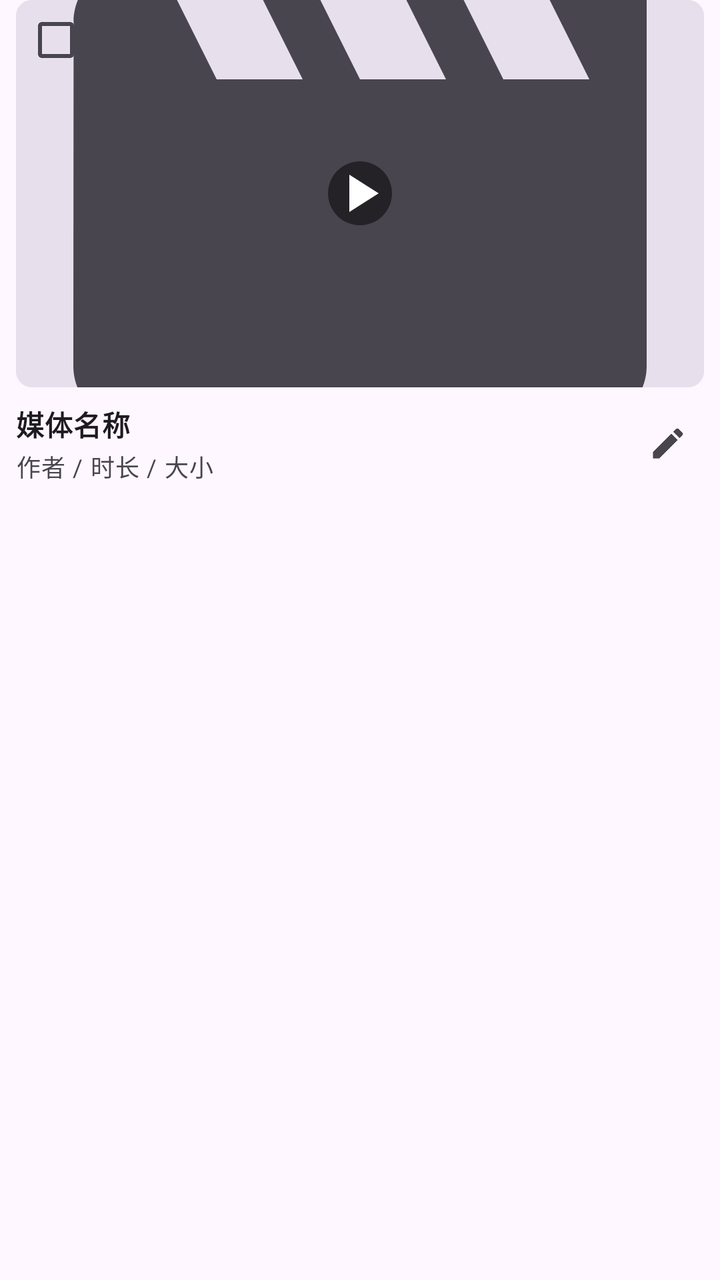
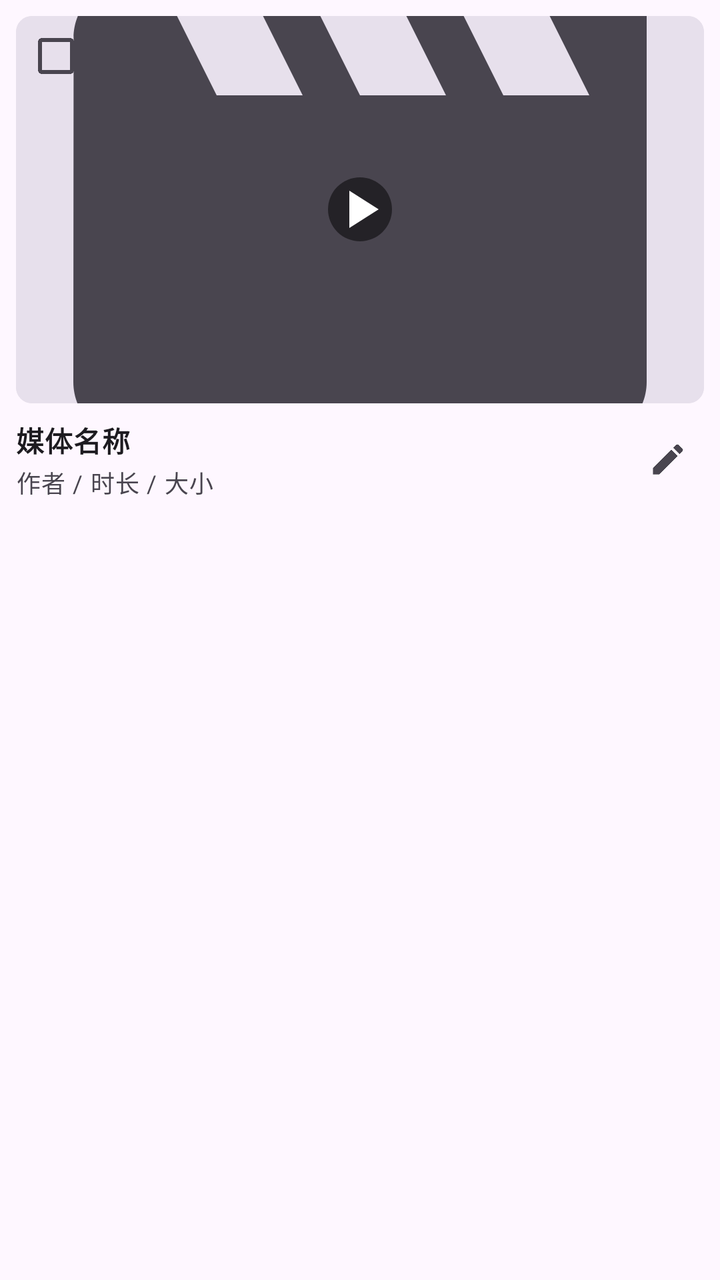

An Android layout rendered at two revisions. The XML below is the earlier revision; the diff shows what the commit changed to produce the second picture.
<!-- AndroidManifest.xml: application theme Theme.MyMedia -->
<!-- res/layout/item_media_grid.xml -->
<?xml version="1.0" encoding="utf-8"?>
<LinearLayout xmlns:android="http://schemas.android.com/apk/res/android"
    xmlns:app="http://schemas.android.com/apk/res-auto"
    xmlns:tools="http://schemas.android.com/tools"
    android:layout_width="match_parent"
    android:layout_height="wrap_content"
    android:orientation="vertical"
    android:paddingHorizontal="@dimen/dimens_8"
    android:background="?attr/selectableItemBackground">

    
    <com.google.android.material.card.MaterialCardView
        android:layout_width="match_parent"
        android:layout_height="wrap_content"
        style="@style/Widget.Material3.CardView.Filled"
        app:cardCornerRadius="@dimen/dimens_8"
        app:cardElevation="@dimen/dimens_0">

        <androidx.constraintlayout.widget.ConstraintLayout
            android:layout_width="match_parent"
            android:layout_height="wrap_content">

            
            
            <ImageView
                android:id="@+id/iv_media_icon"
                android:layout_width="@dimen/dimens_0"
                android:layout_height="@dimen/dimens_0"
                android:scaleType="centerCrop"
                android:src="@drawable/ic_video"
                android:background="?attr/colorSurfaceVariant"
                app:layout_constraintDimensionRatio="16:9"
                app:layout_constraintTop_toTopOf="parent"
                app:layout_constraintBottom_toBottomOf="parent"
                app:layout_constraintStart_toStartOf="parent"
                app:layout_constraintEnd_toEndOf="parent" />

            
            <com.google.android.material.imageview.ShapeableImageView
                android:id="@+id/iv_play_icon"
                android:layout_width="@dimen/dimens_48"
                android:layout_height="@dimen/dimens_48"
                android:src="@drawable/ic_play"
                android:padding="@dimen/dimens_8"
                android:background="#80000000"
                app:tint="@android:color/white"
                app:shapeAppearanceOverlay="@style/ShapeAppearance.Material3.Corner.Full"
                app:layout_constraintTop_toTopOf="parent"
                app:layout_constraintBottom_toBottomOf="parent"
                app:layout_constraintStart_toStartOf="parent"
                app:layout_constraintEnd_toEndOf="parent" />

            
            <FrameLayout
                android:id="@+id/fl_video_container"
                android:layout_width="@dimen/dimens_0"
                android:layout_height="@dimen/dimens_0"
                app:layout_constraintTop_toTopOf="@id/iv_media_icon"
                app:layout_constraintBottom_toBottomOf="@id/iv_media_icon"
                app:layout_constraintStart_toStartOf="@id/iv_media_icon"
                app:layout_constraintEnd_toEndOf="@id/iv_media_icon" />

            
            <com.google.android.material.checkbox.MaterialCheckBox
                android:id="@+id/cb_select"
                android:layout_width="wrap_content"
                android:layout_height="wrap_content"
                android:minWidth="@dimen/dimens_0"
                android:minHeight="@dimen/dimens_0"
                android:layout_marginStart="@dimen/dimens_4"
                android:layout_marginTop="@dimen/dimens_4"
                app:layout_constraintStart_toStartOf="parent"
                app:layout_constraintTop_toTopOf="parent" />

        </androidx.constraintlayout.widget.ConstraintLayout>
    </com.google.android.material.card.MaterialCardView>

    
    <LinearLayout
        android:layout_width="match_parent"
        android:layout_height="wrap_content"
        android:orientation="horizontal"
        android:gravity="center_vertical"
        android:layout_marginTop="@dimen/dimens_8">

        
        <LinearLayout
            android:id="@+id/ll_media_content"
            android:layout_width="@dimen/dimens_0"
            android:layout_height="wrap_content"
            android:layout_weight="1"
            android:orientation="vertical">

            <TextView
                android:id="@+id/tv_media_title"
                android:layout_width="match_parent"
                android:layout_height="wrap_content"
                android:text="媒体名称"
                android:textAppearance="?attr/textAppearanceBodyMedium"
                android:textStyle="bold"
                android:ellipsize="end"
                android:maxLines="1" />

            <TextView
                android:id="@+id/tv_media_subtitle"
                android:layout_width="match_parent"
                android:layout_height="wrap_content"
                android:text="作者 / 时长 / 大小"
                android:textAppearance="?attr/textAppearanceBodySmall"
                android:textColor="?android:attr/textColorSecondary"
                android:layout_marginTop="@dimen/dimens_2"
                android:ellipsize="end"
                android:singleLine="true" />
        </LinearLayout>

        
        <ImageView
            android:id="@+id/btn_edit"
            android:layout_width="@dimen/dimens_36"
            android:layout_height="@dimen/dimens_36"
            android:padding="@dimen/dimens_8"
            android:src="@drawable/ic_edit"
            android:background="?attr/selectableItemBackgroundBorderless"
            android:contentDescription="编辑"
            app:tint="?attr/colorOnSurfaceVariant"
            android:layout_marginStart="@dimen/dimens_4" />

        
        <ImageView
            android:id="@+id/btn_more"
            android:layout_width="@dimen/dimens_0"
            android:layout_height="@dimen/dimens_0"
            android:visibility="gone" />

    </LinearLayout>
</LinearLayout>
<!-- resources referenced by this layout -->
<resources>
  <dimen name="dimens_0">0dp</dimen>
  <dimen name="dimens_2">2dp</dimen>
  <dimen name="dimens_36">36dp</dimen>
  <dimen name="dimens_4">4dp</dimen>
  <dimen name="dimens_48">48dp</dimen>
  <dimen name="dimens_8">8dp</dimen>
  <!-- drawable ic_edit (drawable) -->
  <vector xmlns:android="http://schemas.android.com/apk/res/android"
      android:width="24dp"
      android:height="24dp"
      android:viewportWidth="24"
      android:viewportHeight="24"
      android:tint="?attr/colorControlNormal">
    <path
        android:fillColor="@android:color/white"
        android:pathData="M3,17.25V21h3.75L17.81,9.94l-3.75,-3.75L3,17.25zM20.71,7.04c0.39,-0.39 0.39,-1.02 0,-1.41l-2.34,-2.34c-0.39,-0.39 -1.02,-0.39 -1.41,0l-1.83,1.83 3.75,3.75 1.83,-1.83z"/>
  </vector>
  <!-- drawable ic_play (drawable) -->
  <vector xmlns:android="http://schemas.android.com/apk/res/android"
      android:width="24dp"
      android:height="24dp"
      android:viewportWidth="24"
      android:viewportHeight="24"
      android:tint="?attr/colorControlNormal">
    <path
        android:fillColor="@android:color/white"
        android:pathData="M8,5v14l11,-7z"/>
  </vector>
  <!-- drawable ic_video (drawable) -->
  <vector xmlns:android="http://schemas.android.com/apk/res/android"
      android:width="24dp"
      android:height="24dp"
      android:viewportWidth="24"
      android:viewportHeight="24"
      android:tint="?attr/colorControlNormal">
    <path
        android:fillColor="@android:color/white"
        android:pathData="M18,4l2,4h-3l-2,-4h-2l2,4h-3l-2,-4H8l2,4H7L5,4H4c-1.1,0 -1.99,0.9 -1.99,2L2,18c0,1.1 0.9,2 2,2h16c1.1,0 2,-0.9 2,-2V4h-4z"/>
  </vector>
  <style name="Theme.MyMedia" parent="Theme.Material3.DayNight.NoActionBar">
          
      </style>
</resources>

<!-- the commit's change to res/layout/item_media_grid.xml (unified diff, before → after) -->
@@ -5,7 +5,7 @@
     android:layout_width="match_parent"
     android:layout_height="wrap_content"
     android:orientation="vertical"
-    android:paddingHorizontal="@dimen/dimens_8"
+    android:padding="@dimen/dimens_8"
     android:background="?attr/selectableItemBackground">
 
     
